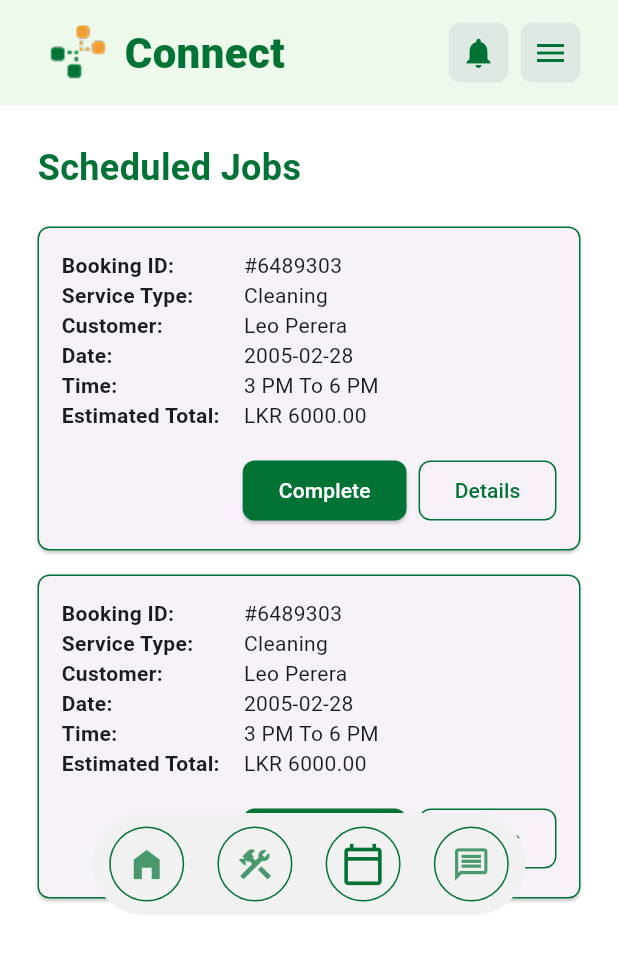
After one commit to sadeesacs/MAD, a Flutter app: the ScheduledJobsScreen screen opened directly, on a phone screen of 412 x 824 dp. The commit adds this screen. Shown: the top 954 px of the screen. Run offline on Flutter 3.47's test engine with Material 3 defaults, Android fonts, the phone set to English and light mode, and no system bars; our stand-ins replace google_maps_flutter.

Commit message:
Service Provider Scheduled Jobs frontend
Signed-off-by: SarindiRithosha <sarindijayathilake@gmail.com>

```diff
--- /dev/null
+++ b/connect/lib/Service Provider/screens/scheduled_jobs/scheduled_job.dart
@@ -0,0 +1,96 @@
+import 'package:connect/Service%20Provider/screens/scheduled_jobs/widgets/scheduled_job_card.dart';
+import 'package:flutter/material.dart';
+
+import '../../widgets/connect_app_bar_sp.dart';
+import '../../widgets/connect_nav_bar_sp.dart';
+
+const Color darkGreen = Color(0xFF027335);
+const Color appBarColor = Color(0xFFF1FAF1);
+const Color white = Colors.white;
+
+class ScheduledJobsScreen extends StatefulWidget {
+  const ScheduledJobsScreen({super.key});
+
+  @override
+  _ScheduledJobsScreenState createState() => _ScheduledJobsScreenState();
+}
+
+class _ScheduledJobsScreenState extends State<ScheduledJobsScreen> {
+  bool _hideNavBar = false;
+
+  void _toggleNavBar() {
+    setState(() {
+      _hideNavBar = false; // Toggle the state
+    });
+  }
+
+  @override
+  Widget build(BuildContext context) {
+    return Scaffold(
+      backgroundColor: Colors.white, // Used directly
+      appBar: const ConnectAppBarSP(),
+      body: Stack(
+        children: [
+          SingleChildScrollView(
+            padding: const EdgeInsets.all(25.0),
+            child: Column(
+              crossAxisAlignment: CrossAxisAlignment.start,
+              children: [
+                const Text(
+                  'Scheduled Jobs',
+                  style: TextStyle(
+                    color: darkGreen,
+                    fontSize: 24,
+                    fontWeight: FontWeight.bold,
+                  ),
+                ),
+                const SizedBox(height: 22),
+
+                // Job Cards
+                ListView.builder(
+                  shrinkWrap: true,
+                  physics: const NeverScrollableScrollPhysics(),
+                  itemCount: 2, // Replace with your actual data length
+                  itemBuilder: (context, index) {
+                    return ScheduledJobCard(
+                      bookingId: '#6489303',
+                      serviceType: 'Cleaning',
+                      customerName: 'Leo Perera',
+                      date: '2005-02-28',
+                      time: '3 PM To 6 PM',
+                      estimatedTotal: 'LKR 6000.00',
+                    );
+                  },
+                ),
+              ],
+            ),
+          ),
+
+
+          Positioned(
+            left: 0,
+            right: 0,
+            bottom: 30,
+            child: AnimatedSlide(
+              duration: const Duration(milliseconds: 500),
+              offset: _hideNavBar ? const Offset(0, 1.5) : const Offset(0, 0),
+              child: ConnectNavBarSP(
+                isHomeSelected: false,
+                isToolsSelected: false,
+                isCalenderSelected: true,
+              ),
+            ),
+          ),
+        ],
+      ),
+
+    );
+  }
+}
+
+void main() {
+  runApp(const MaterialApp(
+    debugShowCheckedModeBanner: false,
+    home: ScheduledJobsScreen(),
+  ));
+}
--- /dev/null
+++ b/connect/lib/Service Provider/screens/scheduled_jobs/widgets/scheduled_job_card.dart
@@ -0,0 +1,113 @@
+// widgets/scheduled_job_card.dart
+import 'package:flutter/material.dart';
+
+const Color darkGreen = Color(0xFF027335);
+const Color white = Colors.white;
+
+class ScheduledJobCard extends StatelessWidget {
+  final String bookingId;
+  final String serviceType;
+  final String customerName;
+  final String date;
+  final String time;
+  final String estimatedTotal;
+
+  const ScheduledJobCard({
+    super.key,
+    required this.bookingId,
+    required this.serviceType,
+    required this.customerName,
+    required this.date,
+    required this.time,
+    required this.estimatedTotal,
+  });
+
+  @override
+  Widget build(BuildContext context) {
+    return Card(
+      shape: RoundedRectangleBorder(
+        side: BorderSide(color: darkGreen, width: 1),
+        borderRadius: BorderRadius.circular(8),
+      ),
+      margin: const EdgeInsets.only(bottom: 16),
+      child: Padding(
+        padding: const EdgeInsets.all(16.0),
+        child: Column(
+          crossAxisAlignment: CrossAxisAlignment.start,
+          children: [
+            // Job Details (Two Columns)
+            Row(
+              crossAxisAlignment: CrossAxisAlignment.start,
+              children: [
+                // Labels Column
+                const Column(
+                  crossAxisAlignment: CrossAxisAlignment.start,
+                  children: [
+                    Text('Booking ID:', style: TextStyle(fontWeight: FontWeight.bold)),
+                    Text('Service Type:', style: TextStyle(fontWeight: FontWeight.bold)),
+                    Text('Customer:', style: TextStyle(fontWeight: FontWeight.bold)),
+                    Text('Date:', style: TextStyle(fontWeight: FontWeight.bold)),
+                    Text('Time:', style: TextStyle(fontWeight: FontWeight.bold)),
+                    Text('Estimated Total:', style: TextStyle(fontWeight: FontWeight.bold)),
+                  ],
+                ),
+                const SizedBox(width: 16),
+                // Data Column
+                Column(
+                  crossAxisAlignment: CrossAxisAlignment.start,
+                  children: [
+                    Text(bookingId),
+                    Text(serviceType),
+                    Text(customerName),
+                    Text(date),
+                    Text(time),
+                    Text(estimatedTotal),
+                  ],
+                ),
+              ],
+            ),
+            const SizedBox(height: 16),
+
+            // Complete and Details Buttons
+            Row(
+              mainAxisAlignment: MainAxisAlignment.end,
+              children: [
+                ElevatedButton(
+                  onPressed: () {
+                    // Handle Complete button press
+                  },
+                  style: ElevatedButton.styleFrom(
+                    backgroundColor: darkGreen,
+                    shape: RoundedRectangleBorder(
+                      borderRadius: BorderRadius.circular(8),
+                    ),
+                  ),
+                  child: const Text(
+                    'Complete',
+                    style: TextStyle(color: white),
+                  ),
+                ),
+                const SizedBox(width: 8),
+                OutlinedButton(
+                  onPressed: () {
+
+                  },
+                  style: OutlinedButton.styleFrom(
+                    side: BorderSide(color: darkGreen),
+                    shape: RoundedRectangleBorder(
+                      borderRadius: BorderRadius.circular(8),
+                    ),
+                  ),
+                  child: Text(
+                    'Details',
+                    style: TextStyle(color: darkGreen),
+                  ),
+                ),
+              ],
+            ),
+          ],
+        ),
+      ),
+    );
+  }
+}
--- a/connect/lib/Service Provider/widgets/connect_nav_bar_sp.dart
+++ b/connect/lib/Service Provider/widgets/connect_nav_bar_sp.dart
@@ -1,3 +1,4 @@
+import 'package:connect/Service%20Provider/screens/scheduled_jobs/scheduled_job.dart';
 import 'package:flutter/material.dart';
 import '../screens/dashboard/dashboard_screen.dart';
 import '../screens/service_listing/service_listing_screen.dart';
@@ -7,10 +8,13 @@ class ConnectNavBarSP extends StatelessWidget {
 
   final bool isToolsSelected;
 
+  final bool isCalenderSelected;
+
   const ConnectNavBarSP({
     super.key,
     this.isHomeSelected = false,
     this.isToolsSelected = false,
+    this.isCalenderSelected = false,
   });
 
   @override
@@ -62,11 +66,22 @@ class ConnectNavBarSP extends StatelessWidget {
                 ),
               ),
 
-              // Calendar icon
-              _NavIcon(
-                icon: Icons.calendar_today_outlined,
-                isActive: false,
+              GestureDetector(
+                onTap: () {
+                  // Navigate to Service Listing
+                  Navigator.pushReplacement(
+                    context,
+                    MaterialPageRoute(
+                      builder: (_) => const ScheduledJobsScreen(),
+                    ),
+                  );
+                },
+                child: _NavIcon(
+                  icon: Icons.calendar_today_outlined,
+                  isActive: isCalenderSelected,
+                ),
               ),
+
 
               // Messages icon
               _NavIcon(
```
